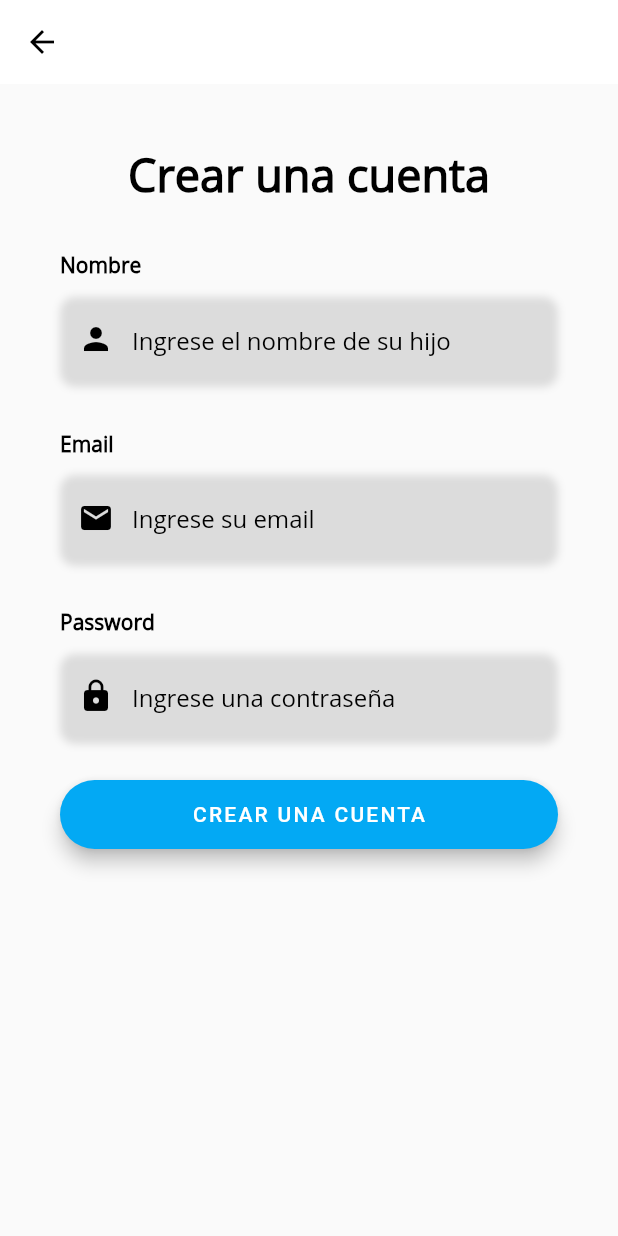
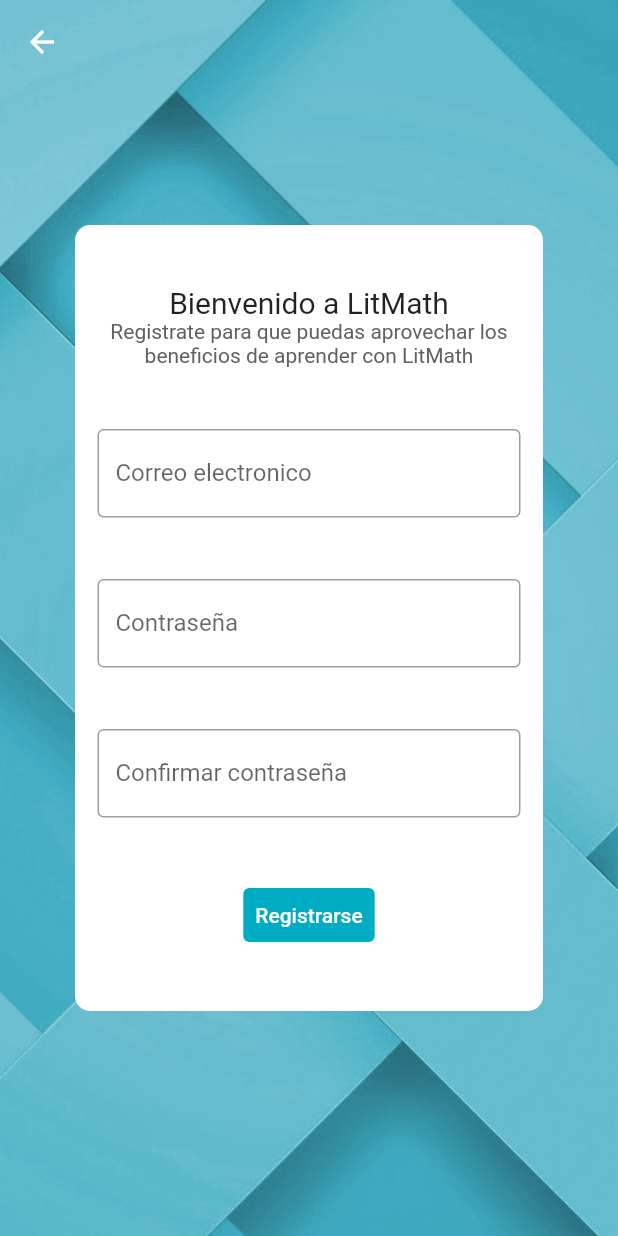
Before and after one commit to OrbitalCardinal/LitMath, a Flutter app: the screen it shows after launch, after a tap on "Registrarse", on a phone screen of 412 x 824 dp. Run offline on Flutter 3.47's test engine with Material 2 defaults, Android fonts, the phone set to English and light mode, and no system bars; network calls fail.

Commit message:
Coded UI for new login and signup screens, firebase auth pending

```diff
--- a/litmath/lib/main.dart
+++ b/litmath/lib/main.dart
@@ -1,5 +1,7 @@
 import 'package:flutter/material.dart';
 import 'package:litmath/screens/first_screen.dart';
+import 'package:litmath/screens/new_login_screen.dart';
+import 'package:litmath/screens/new_signup_screen.dart';
 import 'package:litmath/screens/second_screen.dart';
 import 'package:litmath/screens/login_screen.dart';
 import 'package:litmath/screens/signup_screen.dart';
@@ -14,10 +16,14 @@ class MyApp extends StatelessWidget {
 
   @override
   Widget build(BuildContext context) {
+    final ThemeData theme = ThemeData();
     return MaterialApp(
       title: 'Flutter Demo',
-      theme: ThemeData(
-        primarySwatch: Colors.blue,
+      theme: theme.copyWith(
+        colorScheme: theme.colorScheme.copyWith(
+          primary: Colors.red[400],
+          secondary: Colors.blue[600],
+        ),
       ),
       debugShowCheckedModeBanner: false,
       home: const SlideShowScreen(),
@@ -26,7 +32,9 @@ class MyApp extends StatelessWidget {
         SecondScreen.routeName: (ctx) => const SecondScreen(),
         LoginScreen.routeName: (ctx) => const LoginScreen(),
         SignUpScreen.routeName: (ctx) => const SignUpScreen(),
-        SlideShowScreen.routeName: (ctx) => const SlideShowScreen()
+        SlideShowScreen.routeName: (ctx) => const SlideShowScreen(),
+        NewLoginScreen.routeName: (ctx) => const NewLoginScreen(),
+        NewSignUpScreen.routeName: (ctx) => const NewSignUpScreen()
       },
     );
   }
--- /dev/null
+++ b/litmath/lib/screens/new_signup_screen.dart
@@ -0,0 +1,120 @@
+import 'package:flutter/material.dart';
+
+class NewSignUpScreen extends StatefulWidget {
+  const NewSignUpScreen({Key? key}) : super(key: key);
+  static const routeName = "/newSignupScreen";
+
+  @override
+  _NewSignUpScreenState createState() => _NewSignUpScreenState();
+}
+
+class _NewSignUpScreenState extends State<NewSignUpScreen> {
+  @override
+  Widget build(BuildContext context) {
+    final deviceHeight = MediaQuery.of(context).size.height;
+    return Scaffold(
+      extendBodyBehindAppBar: true,
+      appBar: AppBar(
+        backgroundColor: Colors.transparent,
+        foregroundColor: Colors.white,
+        shadowColor: Colors.transparent,
+      ),
+      body: SingleChildScrollView(
+        physics: const ClampingScrollPhysics(),
+        child: SizedBox(
+          height: deviceHeight,
+          child: Stack(
+            children: [
+              const Image(
+                image: AssetImage("assets/imgs/signupBackground.png"),
+                fit: BoxFit.cover,
+                height: double.infinity,
+                alignment: Alignment.center,
+              ),
+              Container(
+                margin:
+                    const EdgeInsets.symmetric(horizontal: 50, vertical: 150),
+                decoration: BoxDecoration(
+                  borderRadius: BorderRadius.circular(10),
+                  color: Colors.white,
+                ),
+                width: double.infinity,
+                height: double.infinity,
+                child: Padding(
+                  padding:
+                      const EdgeInsets.symmetric(horizontal: 15, vertical: 40),
+                  child: Column(
+                    mainAxisAlignment: MainAxisAlignment.spaceBetween,
+                    children: [
+                      Column(
+                        children: [
+                          const Text(
+                            "Bienvenido a LitMath",
+                            style: TextStyle(fontSize: 20),
+                          ),
+                          Text(
+                            "Registrate para que puedas aprovechar los beneficios de aprender con LitMath",
+                            textAlign: TextAlign.center,
+                            style: TextStyle(color: Colors.grey[700]),
+                          ),
+                        ],
+                      ),
+                      Theme(
+                        data: Theme.of(context).copyWith(
+                          colorScheme: Theme.of(context).colorScheme.copyWith(
+                                primary: Colors.cyan[600],
+                              ),
+                        ),
+                        child: const TextField(
+                          decoration: InputDecoration(
+                              border: OutlineInputBorder(),
+                              label: Text("Correo electronico")),
+                        ),
+                      ),
+                      // SizedBox(height: 20),
+                      Theme(
+                        data: Theme.of(context).copyWith(
+                          colorScheme: Theme.of(context).colorScheme.copyWith(
+                                primary: Colors.cyan[600],
+                              ),
+                        ),
+                        child: const TextField(
+                          decoration: InputDecoration(
+                            border: OutlineInputBorder(),
+                            label: Text("Contraseña"),
+                          ),
+                        ),
+                      ),
+                      Theme(
+                        data: Theme.of(context).copyWith(
+                          colorScheme: Theme.of(context).colorScheme.copyWith(
+                                primary: Colors.cyan[600],
+                              ),
+                        ),
+                        child: TextFormField(
+                          decoration: const InputDecoration(
+                            border: OutlineInputBorder(),
+                            label: Text("Confirmar contraseña"),
+                          ),
+                        ),
+                      ),
+                      TextButton(
+                        onPressed: () {},
+                        style: TextButton.styleFrom(
+                            backgroundColor: Colors.cyan[600]),
+                        child: const Text(
+                          "Registrarse",
+                          style: TextStyle(color: Colors.white),
+                        ),
+                      )
+                    ],
+                  ),
+                ),
+              ),
+            ],
+          ),
+        ),
+      ),
+    );
+  }
+}
--- a/litmath/lib/screens/slide_show_screen.dart
+++ b/litmath/lib/screens/slide_show_screen.dart
@@ -1,5 +1,7 @@
 import 'package:flutter/material.dart';
 import 'package:litmath/screens/login_screen.dart';
+import 'package:litmath/screens/new_login_screen.dart';
+import 'package:litmath/screens/new_signup_screen.dart';
 import 'package:litmath/screens/signup_screen.dart';
 import 'package:litmath/screens/slide1_screen.dart';
 import 'package:litmath/screens/slide2_screen.dart';
@@ -60,7 +62,7 @@ class _SlideShowScreenState extends State<SlideShowScreen> {
                             backgroundColor: Colors.cyan[600],
                             fixedSize: const Size(120, 40)),
                         onPressed: () => Navigator.of(context)
-                            .pushNamed(SignUpScreen.routeName),
+                            .pushNamed(NewSignUpScreen.routeName),
                         child: const Text(
                           "Registrarse",
                           style: TextStyle(color: Colors.white),
@@ -69,7 +71,7 @@ class _SlideShowScreenState extends State<SlideShowScreen> {
                       const SizedBox(width: 20),
                       TextButton(
                         onPressed: () => Navigator.of(context)
-                            .pushNamed(LoginScreen.routeName),
+                            .pushNamed(NewLoginScreen.routeName),
                         style: TextButton.styleFrom(
                           backgroundColor: Colors.red[400],
                           fixedSize: const Size(120, 40),
--- a/litmath/pubspec.yaml
+++ b/litmath/pubspec.yaml
@@ -63,6 +63,8 @@ flutter:
   assets:
     - assets/imgs/Slide1.png
     - assets/imgs/Slide2.png
+    - assets/imgs/loginBackground.png
+    - assets/imgs/signupBackground.png
 
   # An image asset can refer to one or more resolution-specific "variants", see
   # https://flutter.dev/assets-and-images/#resolution-aware.
```
Also changed, not shown: litmath/lib/screens/new_login_screen.dart (added, +92 -0 lines), litmath/assets/imgs/loginBackground.png (added), litmath/assets/imgs/signupBackground.png (added).
